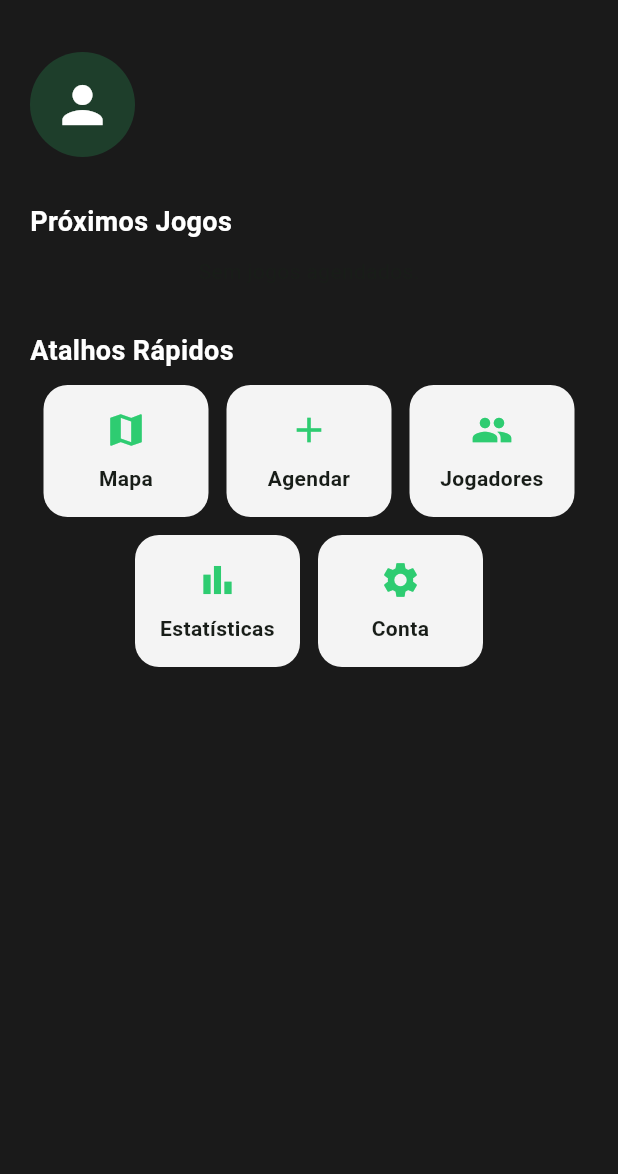
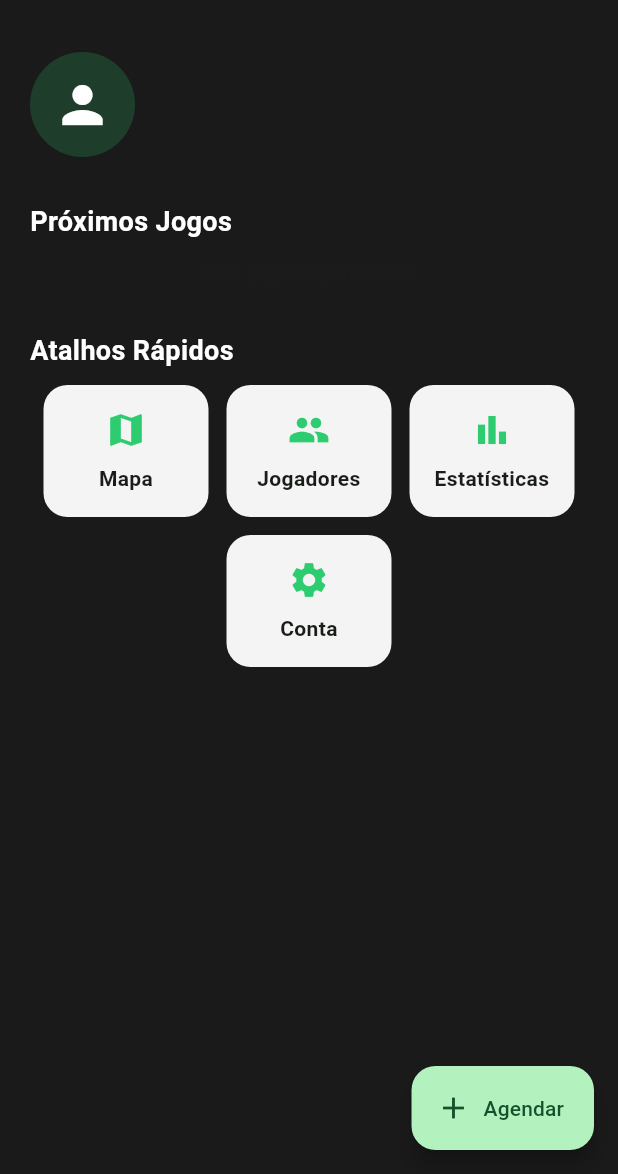
Before and after one commit to fspjorge/futeboladas, a Flutter app: the screen it shows once a user with an empty profile is signed in, on a phone screen of 412 x 824 dp, the part 62-1236 px from its top. Run offline on Flutter 3.47's test engine with Material 3 defaults, Android fonts, the phone set to English and light mode, and no system bars; our stand-ins replace cloud_firestore, firebase_auth, firebase_core, geocoding, google_maps_flutter, google_sign_in; accounts and stored records are empty; network calls fail.

Commit message:
feat(home): move Agendar to FAB and clean quick actions; keep labels (later i18n sweep will fix mojibake)

```diff
--- a/lib/screens/home_dashboard.dart
+++ b/lib/screens/home_dashboard.dart
@@ -54,14 +54,6 @@ class HomeDashboard extends StatelessWidget {
                 _quickButton(Icons.map, 'Mapa', colorPrimary, colorCard, () {
                   Navigator.of(context).pushNamed('/jogos/mapa');
                 }),
-                _quickButton(Icons.add, 'Agendar', colorPrimary, colorCard, () async {
-                  final ok = await Navigator.of(context).pushNamed('/jogos/novo');
-                  if (ok == true) {
-                    ScaffoldMessenger.of(context).showSnackBar(
-                      const SnackBar(content: Text('Jogo agendado.')),
-                    );
-                  }
-                }),
                 _quickButton(Icons.people, 'Jogadores', colorPrimary, colorCard, () {}),
                 _quickButton(Icons.bar_chart, 'Estatísticas', colorPrimary, colorCard, () {}),
                 _quickButton(Icons.settings, 'Conta', colorPrimary, colorCard, () {
@@ -73,6 +65,20 @@ class HomeDashboard extends StatelessWidget {
             ),
           ],
         ),
+      ),
+      floatingActionButtonLocation: FloatingActionButtonLocation.endFloat,
+      floatingActionButton: FloatingActionButton.extended(
+        heroTag: 'fab-agendar',
+        icon: const Icon(Icons.add),
+        label: const Text('Agendar'),
+        onPressed: () async {
+          final ok = await Navigator.of(context).pushNamed('/jogos/novo');
+          if (ok == true && context.mounted) {
+            ScaffoldMessenger.of(context).showSnackBar(
+              const SnackBar(content: Text('Jogo agendado.')),
+            );
+          }
+        },
       ),
     );
   }
```
